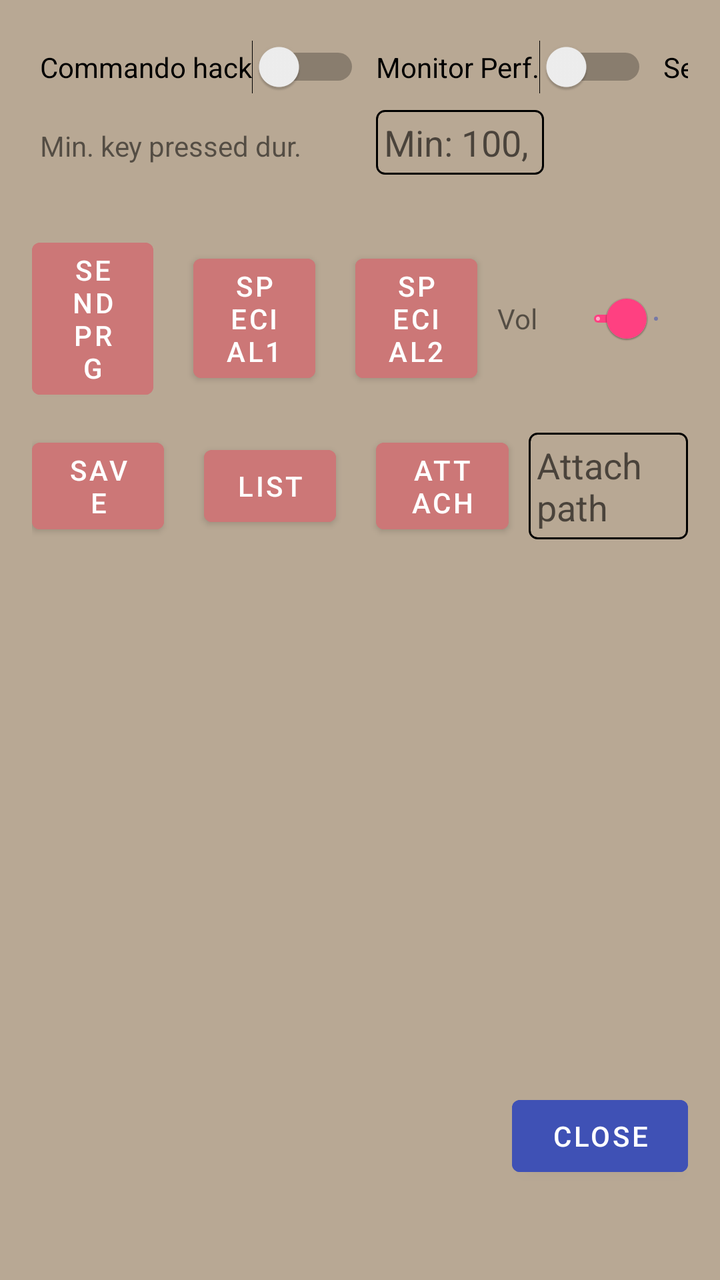
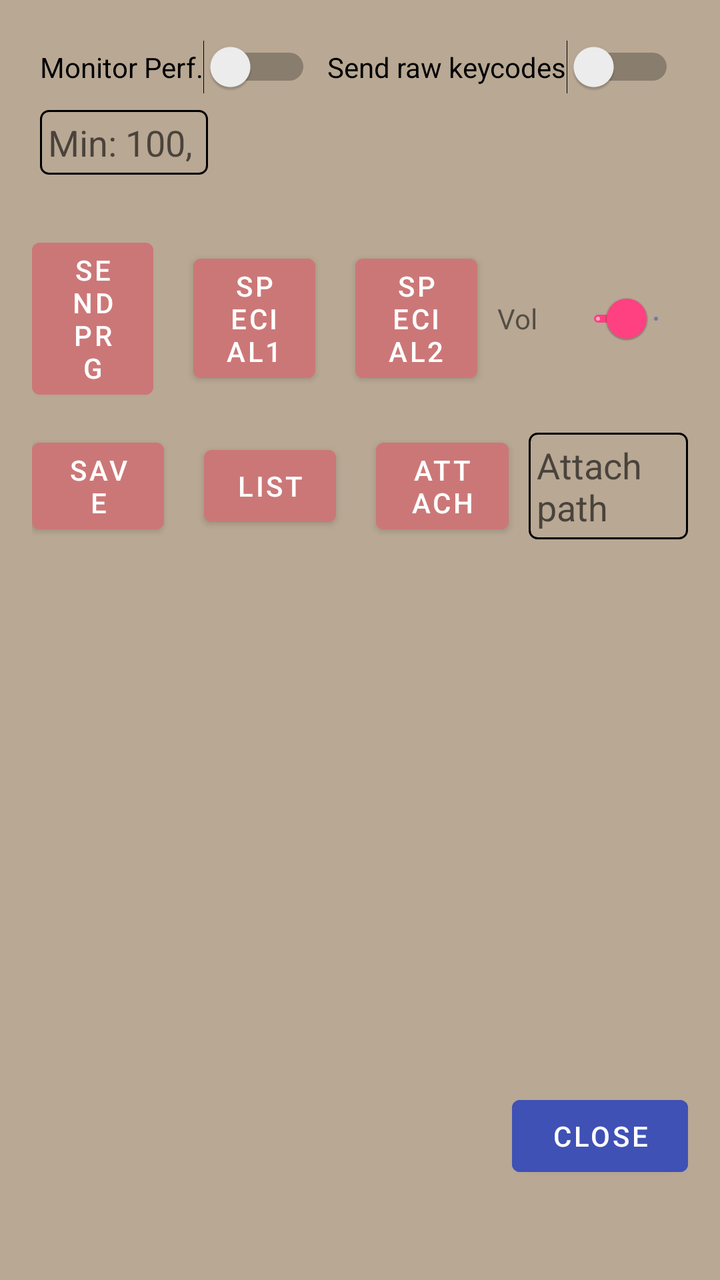

Compare the two renders of this Android layout. The source of the first and the diff that turns it into the second are given below.
<!-- AndroidManifest.xml: application theme Theme.THMIC64KB -->
<!-- res/layout/div.xml -->
<?xml version="1.0" encoding="utf-8"?>
<androidx.constraintlayout.widget.ConstraintLayout xmlns:android="http://schemas.android.com/apk/res/android"
    xmlns:app="http://schemas.android.com/apk/res-auto"
    android:layout_width="match_parent"
    android:layout_height="match_parent"
    android:background="@color/colorBackground"
    android:padding="16dp"
    android:fitsSystemWindows="true">

    <GridLayout
        android:id="@+id/switchGrid"
        android:layout_width="0dp"
        android:layout_height="wrap_content"
        android:alignmentMode="alignMargins"
        android:columnCount="4"
        android:useDefaultMargins="true"
        app:layout_constraintEnd_toEndOf="parent"
        app:layout_constraintStart_toStartOf="parent"
        app:layout_constraintTop_toTopOf="parent">

        <Switch
            android:id="@+id/toggleDeactivateTemp"
            android:layout_width="wrap_content"
            android:layout_height="wrap_content"
            android:text="Commando hack" />

        

        <Switch
            android:id="@+id/togglePerf"
            android:layout_width="wrap_content"
            android:layout_height="wrap_content"
            android:text="Monitor Perf." />

        <Switch
            android:id="@+id/toggleSendRawKeyCodes"
            android:layout_width="wrap_content"
            android:layout_height="wrap_content"
            android:text="Send raw keycodes" />

        <Switch
            android:id="@+id/toggleDetectReleaseKey"
            android:layout_width="wrap_content"
            android:layout_height="wrap_content"
            android:text="Detect key release" />

        <TextView
            android:id="@+id/labelMinKeyDuration"
            android:layout_width="wrap_content"
            android:layout_height="wrap_content"
            android:text="Min. key pressed dur." />

        <EditText
            android:id="@+id/inputMinKeyPressedDuration"
            android:layout_width="wrap_content"
            android:layout_height="wrap_content"
            android:background="@drawable/textborder"
            android:ems="4"
            android:hint="Min: 100, Max: 200"
            android:imeOptions="actionDone"
            android:inputType="number"
            android:maxLength="3" />
    </GridLayout>

    <LinearLayout
        android:id="@+id/blueButtons"
        android:layout_width="0dp"
        android:layout_height="wrap_content"
        android:layout_marginTop="24dp"
        android:gravity="center"
        android:orientation="horizontal"
        app:layout_constraintEnd_toEndOf="parent"
        app:layout_constraintStart_toStartOf="parent"
        app:layout_constraintTop_toBottomOf="@id/switchGrid">

        <Button
            android:id="@+id/send"
            android:layout_width="0dp"
            android:layout_height="wrap_content"
            android:layout_marginEnd="10dp"
            android:layout_weight="1"
            android:backgroundTint="#cc7777"
            android:text="SENDPRG"
            android:theme="@style/ButtonTheme" />

        <Button
            android:id="@+id/keyspecial1"
            android:layout_width="0dp"
            android:layout_height="wrap_content"
            android:layout_marginStart="10dp"
            android:layout_marginEnd="10dp"
            android:layout_weight="1"
            android:backgroundTint="#cc7777"
            android:text="SPECIAL1"
            android:theme="@style/ButtonTheme" />

        <Button
            android:id="@+id/keyspecial2"
            android:layout_width="0dp"
            android:layout_height="wrap_content"
            android:layout_marginStart="10dp"
            android:layout_weight="1"
            android:backgroundTint="#cc7777"
            android:text="SPECIAL2"
            android:theme="@style/ButtonTheme" />

        <TextView
            android:id="@+id/labelVolume"
            android:layout_width="wrap_content"
            android:layout_height="wrap_content"
            android:layout_marginStart="10dp"
            android:layout_marginEnd="4dp"
            android:labelFor="@id/volumeSlider"
            android:text="Vol" />

        <com.google.android.material.slider.Slider
            android:id="@+id/volumeSlider"
            android:layout_width="0dp"
            android:layout_height="wrap_content"
            android:layout_marginStart="10dp"
            android:layout_weight="1"
            android:labelFor="@id/volumeSlider"
            android:stepSize="1"
            android:value="50"
            android:valueFrom="0"
            android:valueTo="100"
            app:haloColor="@color/colorAccent"
            app:thumbColor="@color/colorAccent"
            app:trackColorActive="@color/colorAccent"
            app:trackColorInactive="@color/colorBackground" />
    </LinearLayout>

    <LinearLayout
        android:id="@+id/redButtons"
        android:layout_width="0dp"
        android:layout_height="wrap_content"
        android:layout_marginTop="12dp"
        android:gravity="center"
        android:orientation="horizontal"
        app:layout_constraintEnd_toEndOf="parent"
        app:layout_constraintStart_toStartOf="parent"
        app:layout_constraintTop_toBottomOf="@id/blueButtons">

        <Button
            android:id="@+id/keysave"
            android:layout_width="0dp"
            android:layout_height="wrap_content"
            android:layout_marginEnd="10dp"
            android:layout_weight="1"
            android:backgroundTint="#cc7777"
            android:text="SAVE" />

        <Button
            android:id="@+id/keylist"
            android:layout_width="0dp"
            android:layout_height="wrap_content"
            android:layout_marginStart="10dp"
            android:layout_marginEnd="10dp"
            android:layout_weight="1"
            android:backgroundTint="#cc7777"
            android:text="LIST" />

        <Button
            android:id="@+id/keyattach"
            android:layout_width="0dp"
            android:layout_height="wrap_content"
            android:layout_marginStart="10dp"
            android:layout_marginEnd="10dp"
            android:layout_weight="1"
            android:backgroundTint="#cc7777"
            android:text="ATTACH" />

        <EditText
            android:id="@+id/attachInput"
            android:layout_width="0dp"
            android:layout_height="wrap_content"
            android:layout_weight="1.2"
            android:background="@drawable/textborder"
            android:hint="Attach path" />
    </LinearLayout>

    <Button
        android:id="@+id/close"
        android:layout_width="wrap_content"
        android:layout_height="wrap_content"
        android:layout_marginBottom="32dp"
        android:text="Close"
        android:theme="@style/ButtonTheme"
        app:layout_constraintBottom_toBottomOf="parent"
        app:layout_constraintEnd_toEndOf="parent" />
</androidx.constraintlayout.widget.ConstraintLayout>
<!-- resources referenced by this layout -->
<resources>
  <color name="colorAccent">#FF4081</color>
  <color name="colorBackground">#b8a894</color>
  <!-- drawable textborder (drawable) -->
  <?xml version="1.0" encoding="utf-8"?>
  <shape xmlns:android="http://schemas.android.com/apk/res/android">
      <solid android:color="@android:color/transparent"/>
      <stroke android:width="1dp" android:color="#000000"/>
      <padding android:left="4dp" android:top="4dp" android:right="4dp" android:bottom="4dp"/>
      <corners android:radius="4dp"/>
  </shape>
  <style name="ButtonTheme">
          <item name="android:backgroundTint">@color/colorPrimary</item>
          <item name="android:textColor">@android:color/white</item>
      </style>
  <style name="Theme.THMIC64KB" parent="Theme.MaterialComponents.DayNight.NoActionBar">
          <item name="colorPrimary">@color/colorPrimary</item>
          <item name="colorPrimaryVariant">@color/colorPrimary</item>
          <item name="colorOnPrimary">@color/white</item>
      </style>
  <color name="colorPrimary">#3F51B5</color>
  <color name="white">#FFFFFF</color>
</resources>

<!-- the commit's change to res/layout/div.xml (unified diff, before → after) -->
@@ -17,14 +17,6 @@
         app:layout_constraintEnd_toEndOf="parent"
         app:layout_constraintStart_toStartOf="parent"
         app:layout_constraintTop_toTopOf="parent">
-
-        <Switch
-            android:id="@+id/toggleDeactivateTemp"
-            android:layout_width="wrap_content"
-            android:layout_height="wrap_content"
-            android:text="Commando hack" />
-
-        
 
         <Switch
             android:id="@+id/togglePerf"
